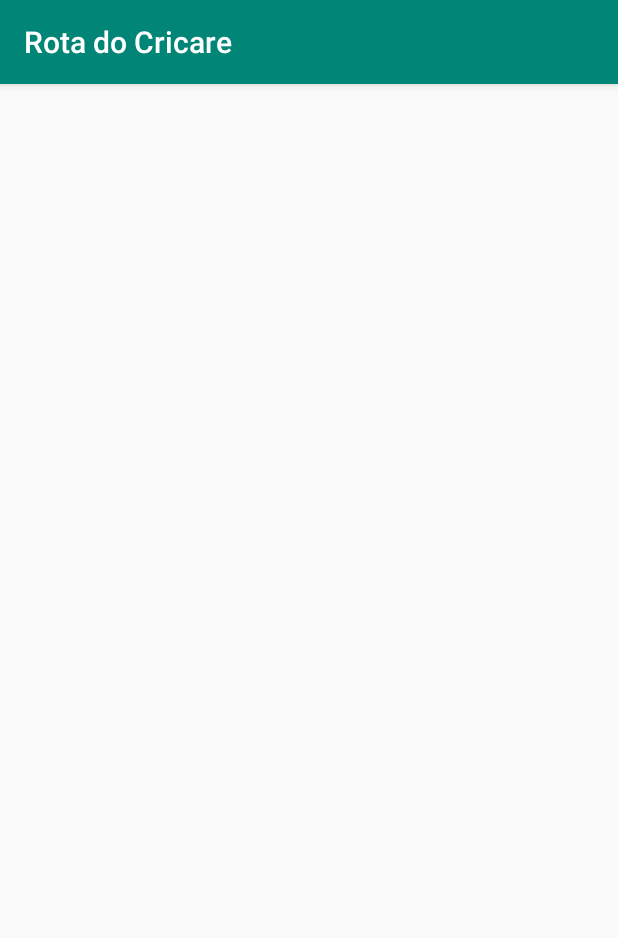
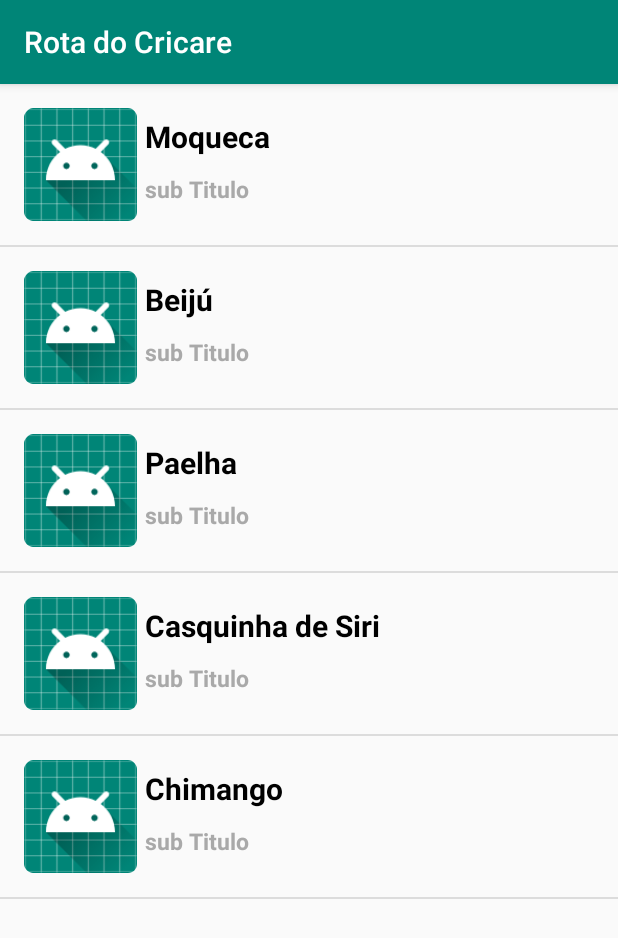
Before and after one commit to edsilva2007/Rota-do-Cricare, an Android app: the Culinaria screen opened directly, with no data from a screen before it, on a phone screen of 412 x 824 dp. Shown: the top 938 px of the screen. Run offline under Robolectric (Android 15) with nearby library versions, the phone set to English and light mode, and no system bars.

Commit message:
versao 0.0.1

```diff
--- a/app/src/main/java/br/com/rotadocricare/rotadocricare/culinaria/Culinaria.java
+++ b/app/src/main/java/br/com/rotadocricare/rotadocricare/culinaria/Culinaria.java
@@ -1,10 +1,21 @@
 package br.com.rotadocricare.rotadocricare.culinaria;
 
+import androidx.annotation.NonNull;
+import androidx.annotation.Nullable;
 import androidx.appcompat.app.AppCompatActivity;
 
+import android.app.Activity;
 import android.os.Bundle;
+import android.view.LayoutInflater;
+import android.view.View;
+import android.view.ViewGroup;
+import android.widget.AdapterView;
+import android.widget.ArrayAdapter;
+import android.widget.ListView;
+import android.widget.Toast;
 
 import br.com.rotadocricare.rotadocricare.R;
+import br.com.rotadocricare.rotadocricare.geografia.Geografia;
 
 public class Culinaria extends AppCompatActivity {
 
@@ -12,5 +23,50 @@ public class Culinaria extends AppCompatActivity {
     protected void onCreate(Bundle savedInstanceState) {
         super.onCreate(savedInstanceState);
         setContentView(R.layout.activity_culinaria);
+
+
+        ListView listView;
+        final String mTitle[] = {"Moqueca", "Beijú", "Paelha", "Casquinha de Siri", "Chimango"};
+        String mDescription[] = {"Saiba mais sobre a moqueca da cidade", "Saiba mais sobre o beijú da cidade", "Saiba mais sobre a paelha da cidade", "Saiba mais sobre a casquinha de siri da cidade", "Saiba mais sobre o chimango da cidade"};
+        int images[] = {R.drawable.moqueca, R.drawable.beiju, R.drawable.paelha, R.drawable.casquinha, R.drawable.chimango};
+
+        listView = findViewById(R.id.listView);
+
+        Culinaria.MyAdapter adapter = new Culinaria.MyAdapter(this, mTitle, mDescription, images);
+
+        listView.setAdapter(adapter);
+        listView.setOnItemClickListener(new AdapterView.OnItemClickListener() {
+            // argument position gives the index of item which is clicked
+            public void onItemClick(AdapterView<?> arg0, View v, int position, long arg3) {
+                String opcao = mTitle[position];
+                Toast.makeText(getApplicationContext(), "Opção Selecionada : " + opcao, Toast.LENGTH_LONG).show();
+            }
+        });
+    }
+
+    class MyAdapter extends ArrayAdapter<String> {
+        Activity activity;
+        String rTitle[];
+        String rDescription[];
+        int rImgs[];
+
+
+        MyAdapter(Activity a, String title[], String description[], int imgs[]) {
+            super(a, R.layout.row, R.id.textView1, title);
+            this.activity = a;
+            this.rTitle = title;
+            this.rDescription = description;
+            this.rImgs = imgs;
+
+        }
+
+        @NonNull
+        @Override
+        public View getView(int position, @Nullable View convertView, @NonNull ViewGroup parent) {
+            LayoutInflater layoutInflater = this.activity.getLayoutInflater();
+            View row = layoutInflater.inflate(R.layout.row, parent, false);
+            return super.getView(position, convertView, parent);
+
+        }
     }
 }
--- a/app/src/main/res/layout/activity_culinaria.xml
+++ b/app/src/main/res/layout/activity_culinaria.xml
@@ -1,9 +1,16 @@
 <?xml version="1.0" encoding="utf-8"?>
-<androidx.constraintlayout.widget.ConstraintLayout xmlns:android="http://schemas.android.com/apk/res/android"
+<LinearLayout xmlns:android="http://schemas.android.com/apk/res/android"
     xmlns:app="http://schemas.android.com/apk/res-auto"
     xmlns:tools="http://schemas.android.com/tools"
     android:layout_width="match_parent"
     android:layout_height="match_parent"
     tools:context=".culinaria.Culinaria">
 
-</androidx.constraintlayout.widget.ConstraintLayout>
+    <ListView
+        android:layout_width="match_parent"
+        android:layout_height="match_parent"
+        android:id="@+id/listView"
+        >
+    </ListView>
+
+</LinearLayout>
```
Also changed, not shown: app/src/main/java/br/com/rotadocricare/rotadocricare/turismo/Turismo.java (+57 -0 lines), app/src/main/res/layout/activity_turismo.xml (+9 -2 lines).
